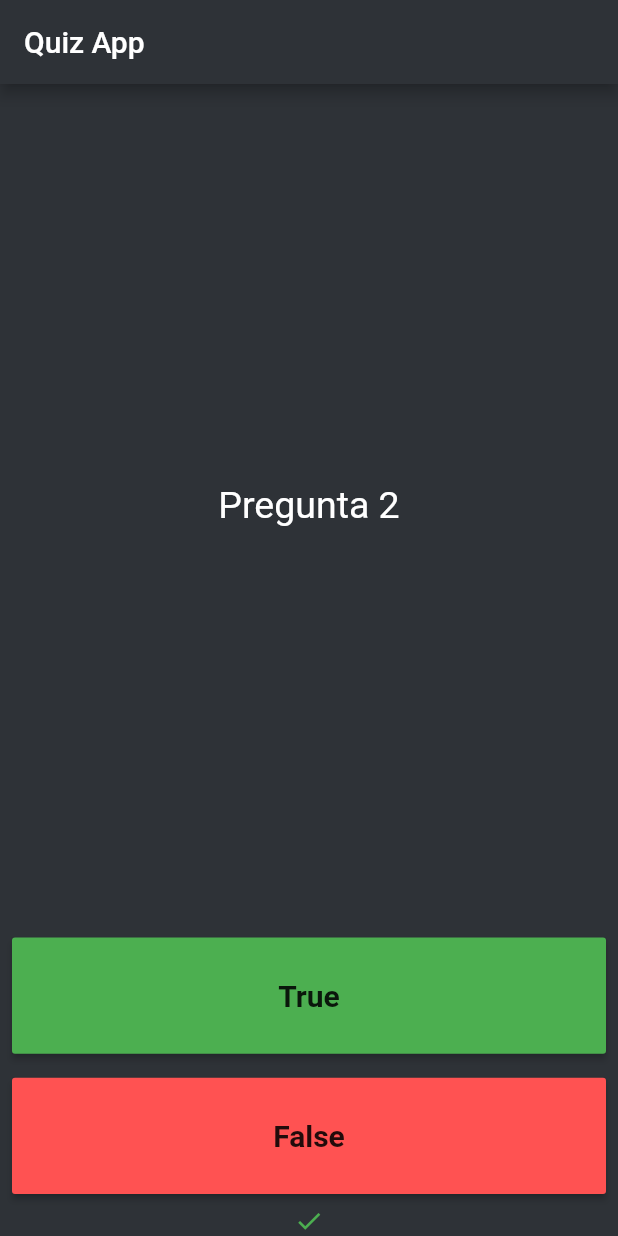
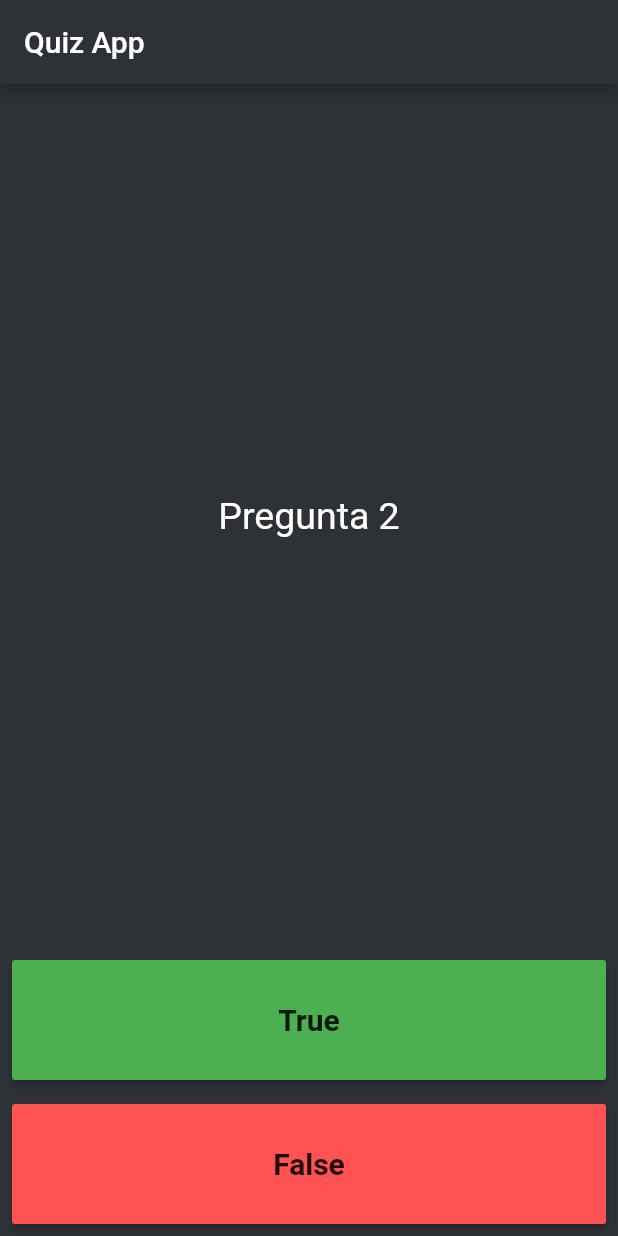
Before and after one commit to Rigel-Developer/codigo_semana5_quizapp, a Flutter app: the screen it shows after launch, after a tap on "True", on a phone screen of 412 x 824 dp. Run offline on Flutter 3.47's test engine with Material 2 defaults, Android fonts, the phone set to English and light mode, and no system bars; our stand-ins replace rflutter_alert.

Commit message:
finish project using POO

```diff
--- a/lib/main.dart
+++ b/lib/main.dart
@@ -1,6 +1,6 @@
-import 'dart:math';
-
+import 'package:codigo_semana5_quizapp/quiz_brain.dart';
 import 'package:flutter/material.dart';
+import 'package:rflutter_alert/rflutter_alert.dart';
 
 void main() {
   runApp(MyApp());
@@ -24,32 +24,57 @@ class QuizPage extends StatefulWidget {
 
 class _QuizPageState extends State<QuizPage> {
   // const QuizPage({super.key});
-  List<Map<String, dynamic>> questions = [
-    {"question": 'Pregunta 1', "answer": true},
-    {"question": 'Pregunta 2', "answer": false},
-    {"question": 'Pregunta 3', "answer": false},
-    {"question": 'Pregunta 4', "answer": true},
-    {"question": '', "answer": false},
-  ];
+
+  QuizBrain quizBrain = QuizBrain();
 
   String btnTrue = 'True';
   String btnFalse = 'False';
   bool enableBtn = true;
-  int questionNumber = 0;
+
   int win = 0;
 
   //Arr of check and cross icons
   List<Icon> scoreKeeper = [];
 
   void checkAnswer(bool type) {
-    if (questionNumber < questions.length - 1) {
-      questions[questionNumber]['answer'] == type
+    if (quizBrain.isFinished()) {
+      Alert(
+        context: context,
+        type: AlertType.success,
+        title: "Quiz App",
+        desc: "Estas son tus respuestas!",
+        content: Padding(
+          padding: const EdgeInsets.all(8.0),
+          child: Row(
+            crossAxisAlignment: CrossAxisAlignment.center,
+            mainAxisAlignment: MainAxisAlignment.center,
+            children: scoreKeeper,
+          ),
+        ),
+        buttons: [
+          DialogButton(
+            width: 120,
+            onPressed: () => {
+              quizBrain.resetQuestion(),
+              Navigator.pop(context),
+              scoreKeeper.clear(),
+              setState(() {})
+            },
+            child: const Text(
+              "Reiniciar",
+              style: TextStyle(color: Colors.white, fontSize: 20),
+            ),
+          )
+        ],
+      ).show();
+    }
+    quizBrain.getQuestionAnswer() == type
         ? {
             scoreKeeper.add(
               const Icon(
                 Icons.check,
                 color: Colors.green,
-                  size: 20.0,
+                size: 30.0,
               ),
             ),
             win++
@@ -58,23 +83,24 @@ class _QuizPageState extends State<QuizPage> {
             const Icon(
               Icons.close,
               color: Colors.red,
-                size: 20.0,
+              size: 30.0,
             ),
           );
-      questionNumber++;
 
-      if (questionNumber == 4) {
-        questions[questionNumber]['question'] = 'Your score! $win';
-        btnTrue = 'Restart';
-        enableBtn = false;
-      }
-    } else {
-      questionNumber = 0;
-      scoreKeeper = [];
-      win = 0;
-      btnTrue = 'True';
-      enableBtn = true;
-    }
+    quizBrain.nextQuestion();
+    // if (questionNumber < quizBrain.getQuestionLength() - 1) {
+    // if (questionNumber == 4) {
+    //   quizBrain.questions[questionNumber]['question'] = 'Your score! $win';
+    //   btnTrue = 'Restart';
+    //   enableBtn = false;
+    // }
+    // } else {
+    //   quizBrain.resetQuestion();
+    //   scoreKeeper = [];
+    //   win = 0;
+    //   btnTrue = 'True';
+    //   enableBtn = true;
+    // }
     setState(() {});
   }
 
@@ -97,7 +123,7 @@ class _QuizPageState extends State<QuizPage> {
               child: Padding(
                 padding: const EdgeInsets.all(8.0),
                 child: Text(
-                  questions[questionNumber]['question'],
+                  quizBrain.getQuestionText(),
                   textAlign: TextAlign.center,
                   style: const TextStyle(
                     fontSize: 25.0,
@@ -115,7 +141,7 @@ class _QuizPageState extends State<QuizPage> {
                 color: Colors.green,
                 child: Text(
                   btnTrue,
-                  style: TextStyle(
+                  style: const TextStyle(
                     fontSize: 20.0,
                     fontWeight: FontWeight.bold,
                   ),
@@ -127,11 +153,11 @@ class _QuizPageState extends State<QuizPage> {
             child: Padding(
               padding: const EdgeInsets.all(8.0),
               child: MaterialButton(
-                onPressed: enableBtn ? () => checkAnswer(false) : null,
+                onPressed: () => checkAnswer(false),
                 color: Colors.redAccent,
                 child: Text(
                   btnFalse,
-                  style: TextStyle(
+                  style: const TextStyle(
                     fontSize: 20.0,
                     fontWeight: FontWeight.bold,
                   ),
@@ -139,10 +165,10 @@ class _QuizPageState extends State<QuizPage> {
               ),
             ),
           ),
-          Row(
-            mainAxisAlignment: MainAxisAlignment.center,
-            children: scoreKeeper,
-          )
+          // Row(
+          //   mainAxisAlignment: MainAxisAlignment.center,
+          //   children: scoreKeeper,
+          // )
         ],
       ),
     );
--- /dev/null
+++ b/lib/quiz_brain.dart
@@ -0,0 +1,63 @@
+import 'package:codigo_semana5_quizapp/question.dart';
+
+class QuizBrain {
+  final List<Question> _questions = [
+    Question(
+      questionText: 'Pregunta 1',
+      questionAnswer: true,
+    ),
+    Question(
+      questionText: 'Pregunta 2',
+      questionAnswer: false,
+    ),
+    Question(
+      questionText: 'Pregunta 3',
+      questionAnswer: false,
+    ),
+    Question(
+      questionText: 'Pregunta 4',
+      questionAnswer: true,
+    ),
+  ];
+
+  int _questionNumber = 0;
+
+  String getQuestionText() {
+    return _questions[_questionNumber].questionText;
+  }
+
+  bool getQuestionAnswer() {
+    return _questions[_questionNumber].questionAnswer;
+  }
+
+  int getQuestionLength() {
+    return _questions.length;
+  }
+
+  void nextQuestion() {
+    if (_questionNumber < _questions.length - 1) {
+      _questionNumber++;
+    }
+  }
+
+  void resetQuestion() {
+    _questionNumber = 0;
+  }
+
+  bool isFinished() {
+    if (_questionNumber >= _questions.length - 1) {
+      return true;
+    } else {
+      return false;
+    }
+  }
+}
+
+
+  // List<Map<String, dynamic>> questions = [
+  //   {"question": 'Pregunta 1', "answer": true},
+  //   {"question": 'Pregunta 2', "answer": false},
+  //   {"question": 'Pregunta 3', "answer": false},
+  //   {"question": 'Pregunta 4', "answer": true},
+  //   {"question": '', "answer": false},
+  // ];
--- a/pubspec.yaml
+++ b/pubspec.yaml
@@ -35,6 +35,7 @@ dependencies:
   # The following adds the Cupertino Icons font to your application.
   # Use with the CupertinoIcons class for iOS style icons.
   cupertino_icons: ^1.0.2
+  rflutter_alert: ^2.0.7
 
 dev_dependencies:
   flutter_test:
```
Also changed, not shown: pubspec.lock. Lines whose indentation alone changed are shown as unchanged.
